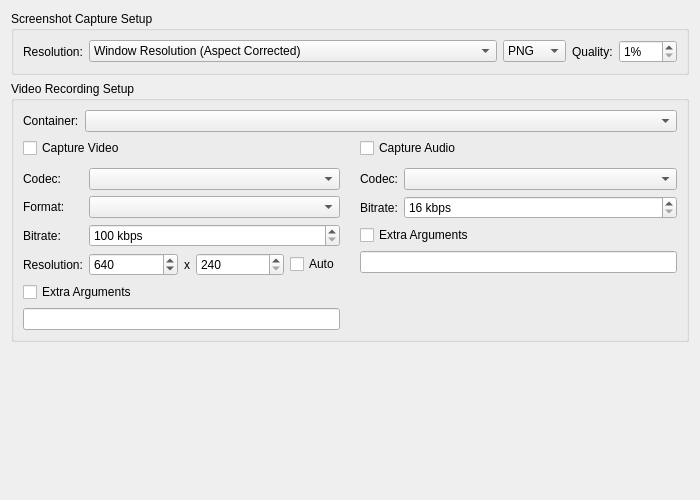
PCSX2/pcsx2, file pcsx2-qt/Settings/GraphicsMediaCaptureSettingsTab.ui: the form before one commit.
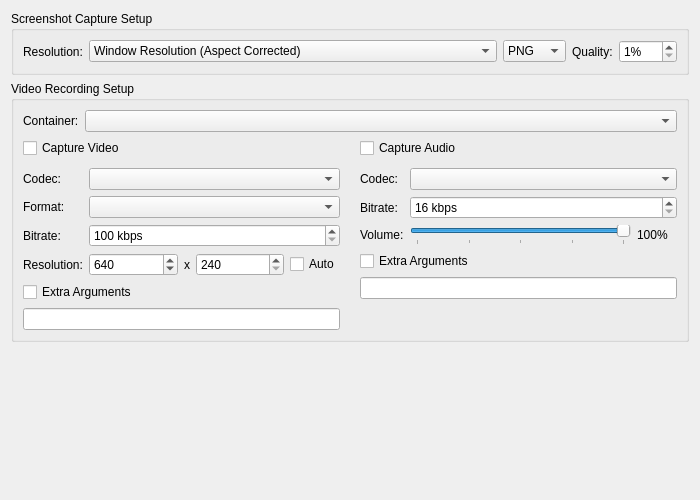
The form after the commit.

Commit message: Qt: Add audio capture volume setting

```diff
--- a/pcsx2-qt/Settings/GraphicsMediaCaptureSettingsTab.ui
+++ b/pcsx2-qt/Settings/GraphicsMediaCaptureSettingsTab.ui
@@ -188,14 +188,63 @@
              </property>
             </widget>
            </item>
-           <item row="2" column="0" colspan="2">
-            <widget class="QCheckBox" name="enableAudioCaptureArguments">
+           <item row="2" column="0">
+            <widget class="QLabel" name="audioCaptureVolumeLabel">
              <property name="text">
-              <string>Extra Arguments</string>
+              <string>Volume:</string>
+             </property>
+             <property name="buddy">
+              <cstring>audioCaptureVolume</cstring>
              </property>
             </widget>
            </item>
+           <item row="2" column="1">
+            <layout class="QHBoxLayout" name="audioCaptureVolumeLayout" stretch="1,0">
+             <item>
+              <widget class="QSlider" name="audioCaptureVolume">
+               <property name="orientation">
+                <enum>Qt::Orientation::Horizontal</enum>
+               </property>
+               <property name="minimum">
+                <number>0</number>
+               </property>
+               <property name="maximum">
+                <number>100</number>
+               </property>
+               <property name="value">
+                <number>100</number>
+               </property>
+               <property name="tickPosition">
+                <enum>QSlider::TickPosition::TicksBelow</enum>
+               </property>
+               <property name="tickInterval">
+                <number>25</number>
+               </property>
+              </widget>
+             </item>
+             <item>
+              <widget class="QLabel" name="audioCaptureVolumeValue">
+               <property name="text">
+                <string>100%</string>
+               </property>
+               <property name="minimumSize">
+                <size>
+                 <width>40</width>
+                 <height>0</height>
+                </size>
+               </property>
+              </widget>
+             </item>
+            </layout>
+           </item>
            <item row="3" column="0" colspan="2">
+            <widget class="QCheckBox" name="enableAudioCaptureArguments">
+             <property name="text">
+              <string>Extra Arguments</string>
+             </property>
+            </widget>
+           </item>
+           <item row="4" column="0" colspan="2">
             <widget class="QLineEdit" name="audioCaptureArguments"/>
            </item>
           </layout>
```
Left out of the diff: 1 changed line with no effect on the pictures. The commit also changes 3 other files.
